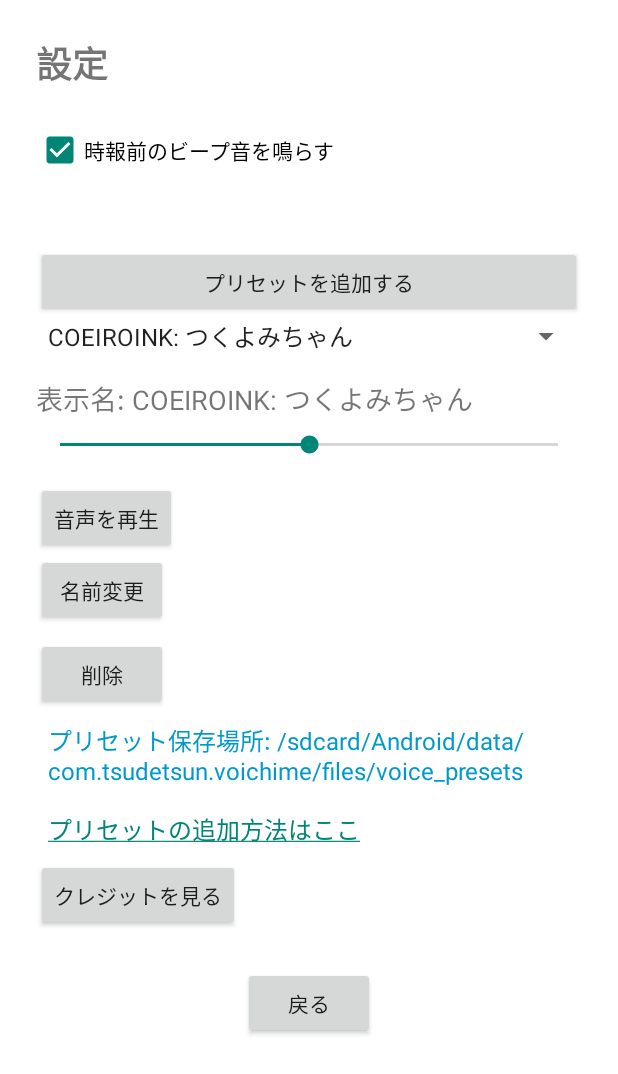
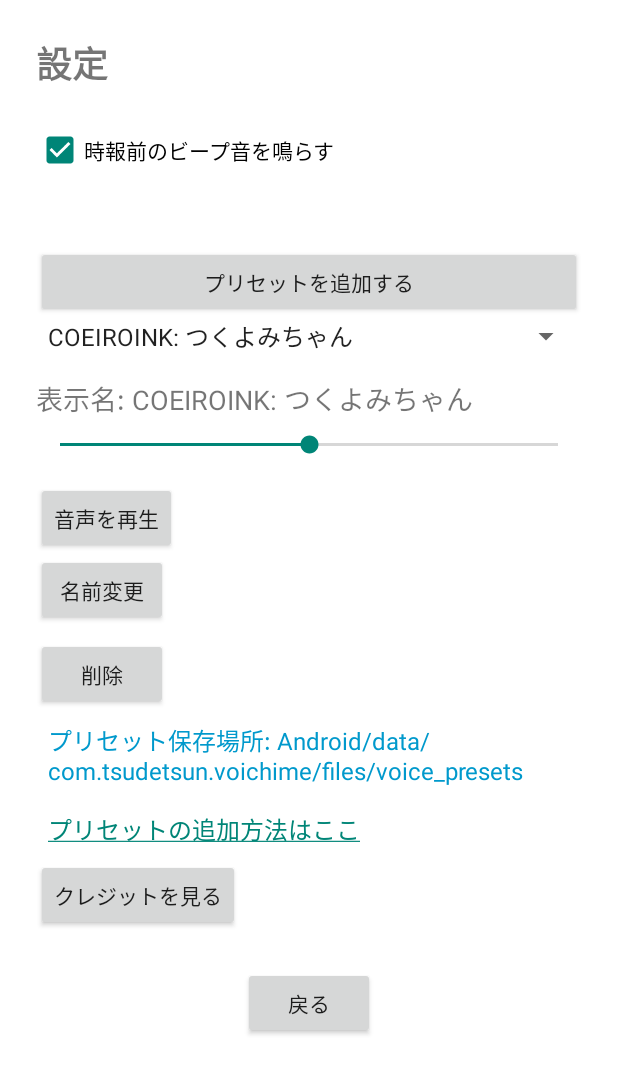
Before and after one commit to tsudetsun/VoiChime, an Android app: the SettingsActivity screen opened directly, with no data from a screen before it, on a phone screen of 412 x 824 dp. Shown: the top 1074 px of the screen. Run offline under Robolectric (Android 15) with nearby library versions, the phone set to English and light mode, and no system bars.

Commit message:
fix: display preset storage location
プリセットの保存場所の表示を修正

```diff
--- a/app/src/main/res/layout/activity_settings.xml
+++ b/app/src/main/res/layout/activity_settings.xml
@@ -86,7 +86,7 @@
     <TextView
         android:layout_width="wrap_content"
         android:layout_height="wrap_content"
-        android:text="プリセット保存場所: /sdcard/Android/data/com.tsudetsun.voichime/files/voice_presets"
+        android:text="プリセット保存場所: Android/data/com.tsudetsun.voichime/files/voice_presets"
         android:autoLink="web"
         android:textColor="@android:color/holo_blue_dark"
         android:textSize="16sp"
```
